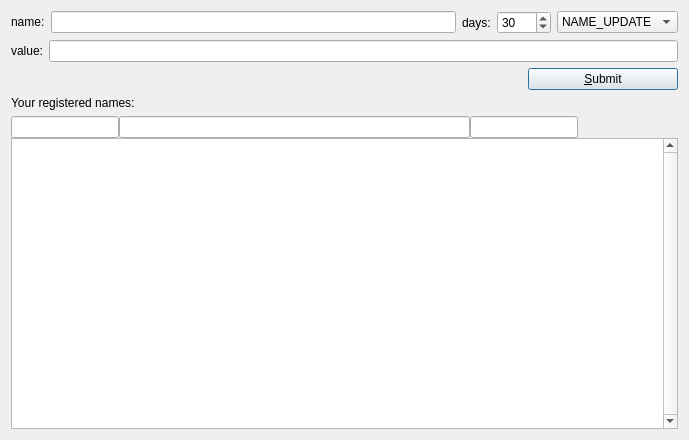
Qt form src/qt/forms/managenamespage.ui (bitcf/bitcf) before a commit.
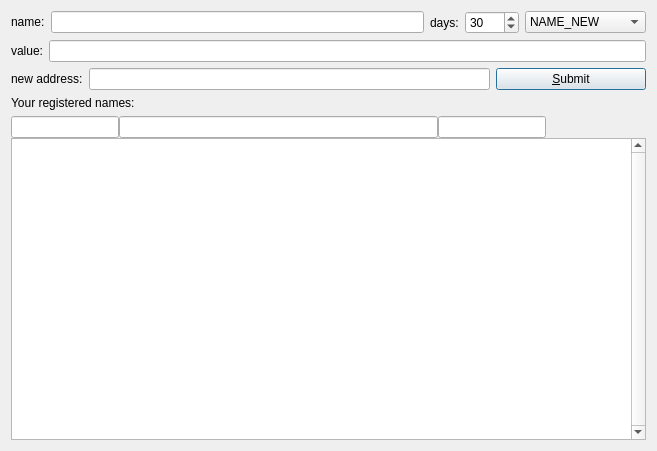
The same form after that commit. Icons and pictures are not drawn. Custom widgets are drawn as their Qt base class.

Commit message: add new address field when updating name (in GUI)

What changed in the file:
```diff
--- a/src/qt/forms/managenamespage.ui
+++ b/src/qt/forms/managenamespage.ui
@@ -6,8 +6,8 @@
    <rect>
     <x>0</x>
     <y>0</y>
-    <width>689</width>
-    <height>440</height>
+    <width>657</width>
+    <height>451</height>
    </rect>
   </property>
   <property name="sizePolicy">
@@ -80,7 +80,7 @@
      <item>
       <widget class="QComboBox" name="txTypeSelector">
        <property name="currentIndex">
-        <number>1</number>
+        <number>0</number>
        </property>
        <item>
         <property name="text">
@@ -132,17 +132,39 @@
    <item>
     <layout class="QHBoxLayout" name="horizontalLayout_4">
      <item>
-      <spacer name="horizontalSpacer">
-       <property name="orientation">
-        <enum>Qt::Horizontal</enum>
+      <widget class="QLabel" name="labelAddress">
+       <property name="enabled">
+        <bool>true</bool>
        </property>
-       <property name="sizeHint" stdset="0">
-        <size>
-         <width>40</width>
-         <height>20</height>
-        </size>
+       <property name="sizePolicy">
+        <sizepolicy hsizetype="Preferred" vsizetype="Maximum">
+         <horstretch>0</horstretch>
+         <verstretch>0</verstretch>
+        </sizepolicy>
        </property>
-      </spacer>
+       <property name="text">
+        <string>new address:</string>
+       </property>
+       <property name="alignment">
+        <set>Qt::AlignLeading|Qt::AlignLeft|Qt::AlignVCenter</set>
+       </property>
+       <property name="buddy">
+        <cstring>registerValue</cstring>
+       </property>
+      </widget>
+     </item>
+     <item>
+      <widget class="QValidatedLineEdit" name="registerAddress">
+       <property name="enabled">
+        <bool>true</bool>
+       </property>
+       <property name="toolTip">
+        <string>&lt;html&gt;&lt;head/&gt;&lt;body&gt;&lt;p&gt;Enter new owner address, or leave blank to keep current ownership.&lt;/p&gt;&lt;/body&gt;&lt;/html&gt;</string>
+       </property>
+       <property name="text">
+        <string notr="true"/>
+       </property>
+      </widget>
      </item>
      <item>
       <widget class="QPushButton" name="submitNameButton">
```
The commit also changes 4 other files.
